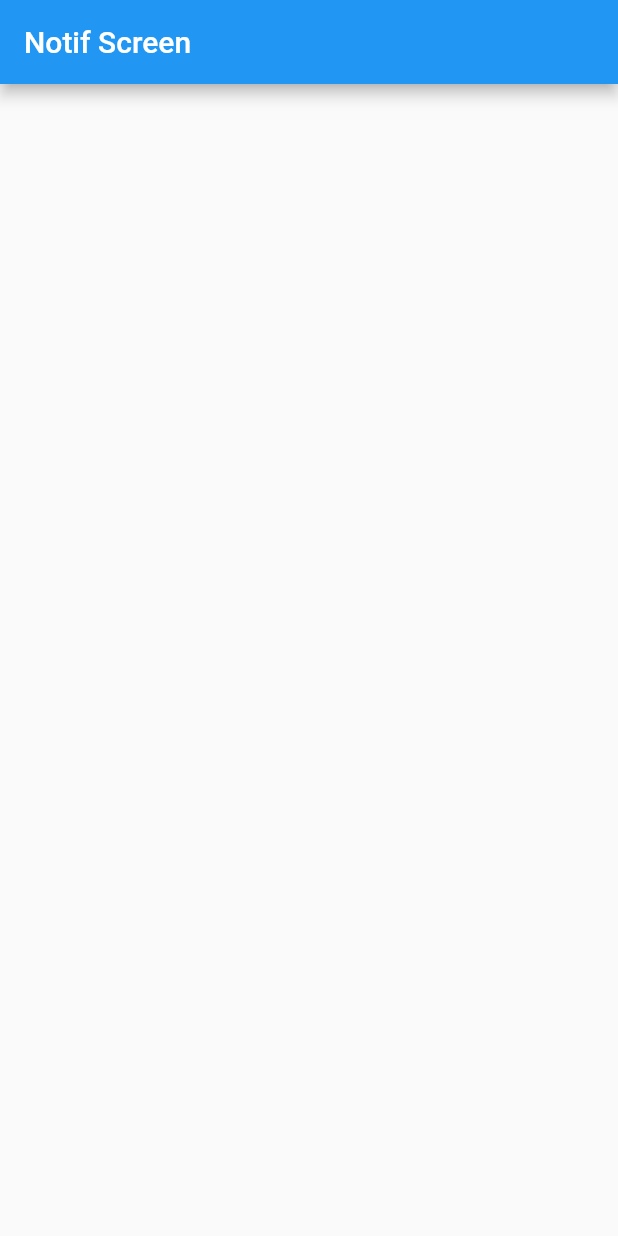
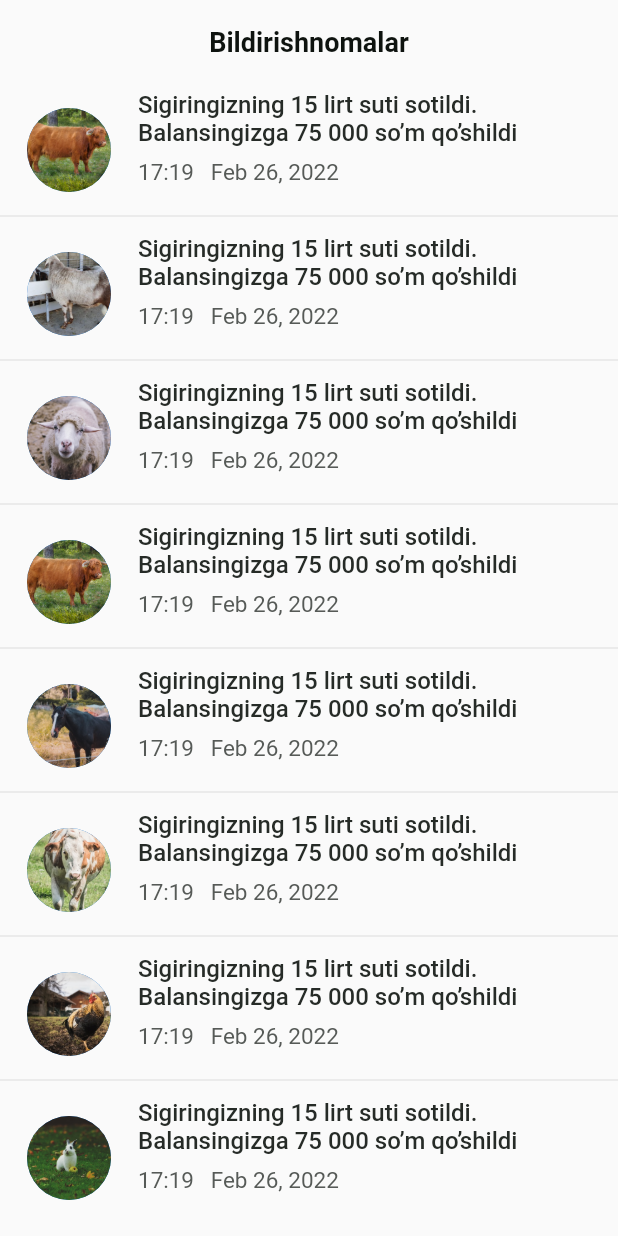
Before and after one commit to shohjahon-shodmonov/halalfarm, a Flutter app: the NotificationScreen screen opened directly, on a phone screen of 412 x 824 dp. Run offline on Flutter 3.47's test engine with Material 2 defaults, Android fonts, the phone set to English and light mode, and no system bars; our stand-ins replace flutter_svg, pinput.

Commit message:
notification screen

```diff
--- a/lib/main.dart
+++ b/lib/main.dart
@@ -6,6 +6,7 @@ import 'package:halolfarm/screens/boarding_screens/onboarding1.dart';
 import 'package:halolfarm/screens/authentication_pages/sign_page/sign_page.dart';
 import 'package:halolfarm/screens/authentication_pages/signup_screen/signup_screen.dart';
 import 'package:halolfarm/screens/not_have_animals/not_have_animals.dart';
+import 'package:halolfarm/screens/notification/notification_screen.dart';
 import 'package:halolfarm/screens/search_screen/search_screen.dart';
 import 'package:halolfarm/screens/splash_screen/splash_screen.dart';
 
@@ -27,9 +28,9 @@ class MyApp extends StatelessWidget {
       theme: ThemeData(
         primarySwatch: Colors.blue,
       ),
-      // initialRoute: '/',
-      // onGenerateRoute: _router.routeGenerate,
-      home: SearchScreen(),
+      initialRoute: '/',
+      onGenerateRoute: _router.routeGenerate,
+      //home: NotificationScreen(),
     );
   }
 }
--- a/lib/router/myrouter.dart
+++ b/lib/router/myrouter.dart
@@ -8,6 +8,7 @@ import 'package:halolfarm/screens/home_screen/home_screen.dart';
 import 'package:halolfarm/screens/initial_screen/initial_screen.dart';
 import 'package:halolfarm/screens/language_select/language_select_screen.dart';
 import 'package:halolfarm/screens/membership/membership_tarifs.dart';
+import 'package:halolfarm/screens/not_have_animals/not_have_animals.dart';
 import 'package:halolfarm/screens/notification/notification_screen.dart';
 import 'package:halolfarm/screens/profile_screen/profile_screen.dart';
 import 'package:halolfarm/screens/search_screen/search_screen.dart';
@@ -43,6 +44,8 @@ class RouteGenerator {
         return MaterialPageRoute(builder: (_) => const NotificationScreen());
       case "/profile":
         return MaterialPageRoute(builder: (_) => const ProfileScreen());
+      case "/not_have_animals":
+        return MaterialPageRoute(builder: (_) => const NotHaveAnimals());
     }
     return null;
   }
--- a/lib/screens/notification/notification_screen.dart
+++ b/lib/screens/notification/notification_screen.dart
@@ -1,4 +1,6 @@
 import 'package:flutter/material.dart';
+import 'package:halolfarm/constants/const.dart';
+import 'package:halolfarm/core/data/local/local_data.dart';
 
 class NotificationScreen extends StatelessWidget {
   const NotificationScreen({Key? key}) : super(key: key);
@@ -7,7 +9,51 @@ class NotificationScreen extends StatelessWidget {
   Widget build(BuildContext context) {
     return Scaffold(
       appBar: AppBar(
-        title: Text("Notif Screen"),
+        backgroundColor: Colors.transparent,
+        elevation: 0,
+        title: const Text(
+          "Bildirishnomalar",
+          style: TextStyle(
+            color: ColorConstants.textColorDark100,
+            fontWeight: FontWeight.bold,
+            fontSize: 18,
+          ),
+        ),
+        centerTitle: true,
+      ),
+      body: ListView.separated(
+        itemBuilder: (context, index) {
+          return ListTile(
+            isThreeLine: true,
+            leading: CircleAvatar(
+              radius: 30,
+              backgroundImage:
+                  AssetImage(Hayvonlar.hayvonlarHaqida[index]['rasmi']),
+            ),
+            title: const Text(
+              "Sigiringizning 15 lirt suti sotildi. Balansingizga 75 000 so’m qo’shildi",
+              style: TextStyle(
+                color: ColorConstants.textColorDark90,
+                fontSize: 16,
+                fontWeight: FontWeight.w500,
+              ),
+            ),
+            subtitle: const Padding(
+              padding: EdgeInsets.symmetric(vertical: 8.0),
+              child: Text(
+                "17:19   Feb 26, 2022",
+                style: TextStyle(
+                  fontSize: 15,
+                  color: ColorConstants.textColorDark70,
+                ),
+              ),
+            ),
+          );
+        },
+        separatorBuilder: (context, index) {
+          return const Divider();
+        },
+        itemCount: Hayvonlar.hayvonlarHaqida.length,
       ),
     );
   }
--- a/lib/screens/search_screen/search_screen.dart
+++ b/lib/screens/search_screen/search_screen.dart
@@ -28,7 +28,7 @@ class _SearchScreenState extends State<SearchScreen>
   Widget build(BuildContext context) {
     SizeConfig().init(context);
     return Scaffold(
-      backgroundColor: ColorConstants.bgColorLightGrey,
+      backgroundColor: ColorConstants.kGreyColor,
       body: Column(
         children: [
           MySearchBar(),
```
